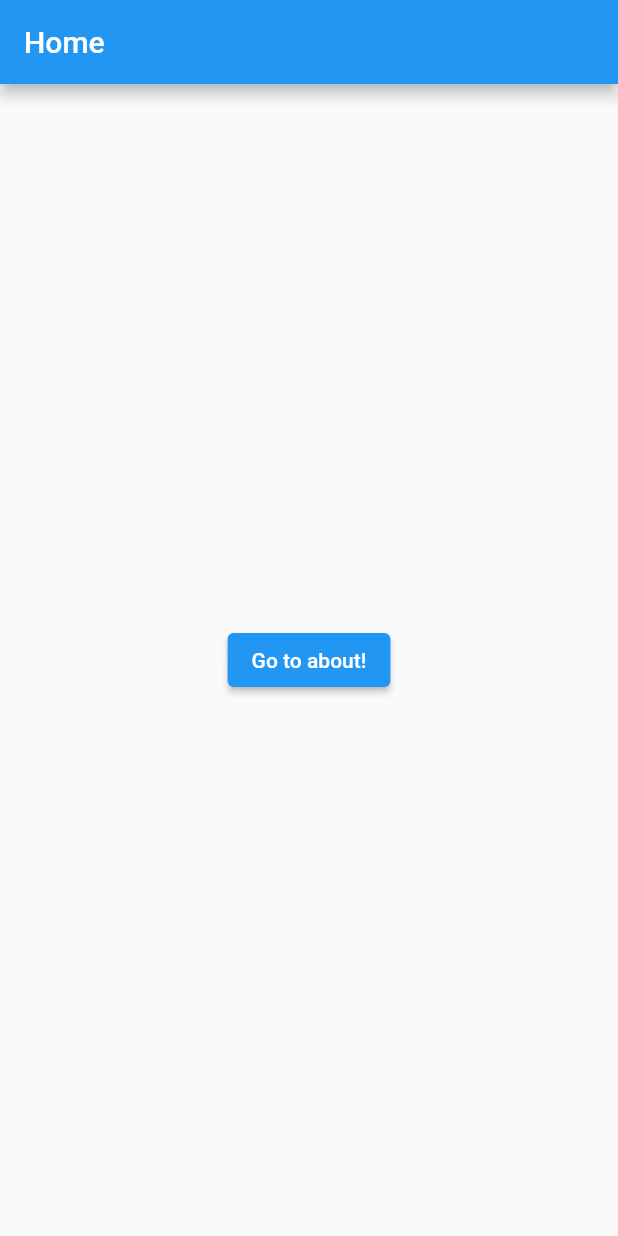
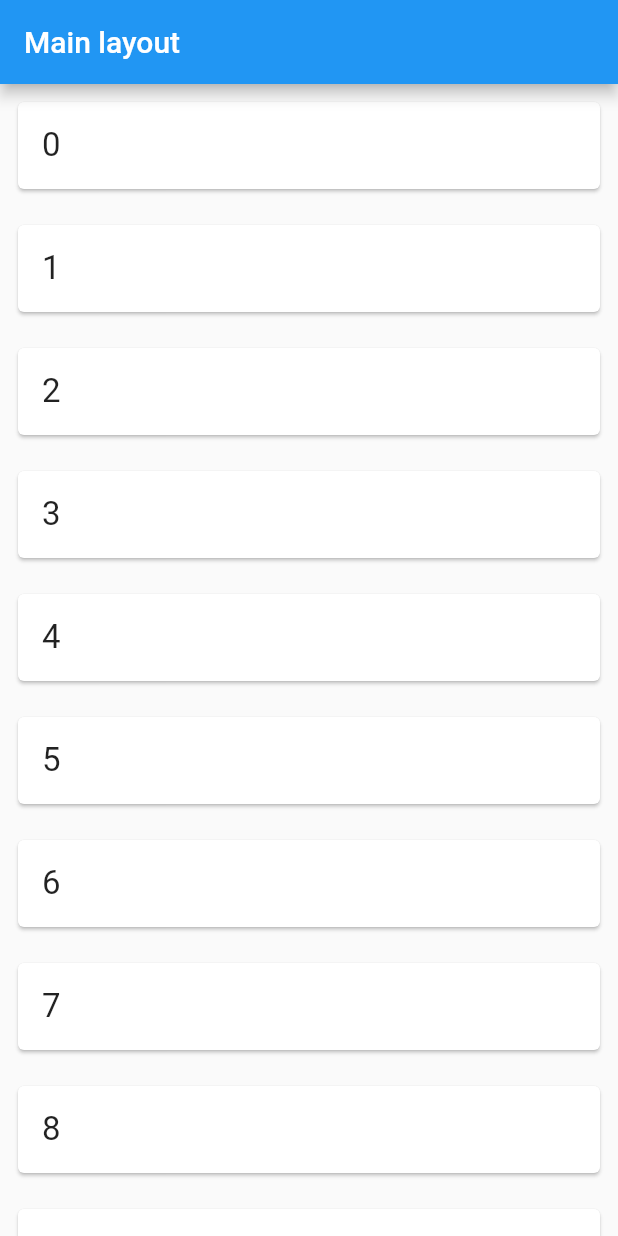
Before and after one commit to aeros281/v_voz, a Flutter app: the screen it shows after launch, on a phone screen of 412 x 824 dp. Run offline on Flutter 3.47's test engine with Material 2 defaults, Android fonts, the light colour scheme and no system bars.

Commit message:
Test with responsive layout

```diff
--- a/lib/home/screens/home.dart
+++ b/lib/home/screens/home.dart
@@ -1,3 +1,6 @@
+import 'package:f_voz/home/widgets/main_layout.dart';
+import 'package:f_voz/home/widgets/thread.dart';
+import 'package:f_voz/shared/widgets/list_widget.dart';
 import 'package:flutter/material.dart';
 
 class HomePage extends StatelessWidget {
@@ -5,14 +8,6 @@ class HomePage extends StatelessWidget {
 
   @override
   Widget build(BuildContext context) {
-    return Scaffold(
-        appBar: AppBar(title: const Text('Home')),
-        body: Center(
-          child: ElevatedButton(
-              onPressed: () {
-                Navigator.pushNamed(context, '/about');
-              },
-              child: const Text('Go to about!')),
-        ));
+    return MainLayout();
   }
 }
--- /dev/null
+++ b/lib/home/widgets/main_layout.dart
@@ -0,0 +1,43 @@
+import 'package:f_voz/home/widgets/thread.dart';
+import 'package:f_voz/shared/widgets/list_widget.dart';
+import 'package:flutter/material.dart';
+import 'package:flutter/widgets.dart';
+
+class MainLayout extends StatefulWidget {
+  @override
+  State<MainLayout> createState() => _MainLayoutState();
+}
+
+class _MainLayoutState extends State<MainLayout> {
+  var selectedValue = 0;
+  var isLargeScreen = false;
+
+  @override
+  Widget build(BuildContext context) {
+    return Scaffold(
+      appBar: AppBar(title: const Text('Main layout')),
+      body: OrientationBuilder(builder: ((context, orientation) {
+        isLargeScreen = MediaQuery.of(context).size.width > 600;
+
+        return Row(
+          children: [
+            Expanded(
+                child: ListWidget(10, (value) {
+              if (isLargeScreen) {
+                selectedValue = value;
+                setState(() {});
+              } else {
+                Navigator.push(context, MaterialPageRoute(builder: ((context) {
+                  return ThreadWidget(value);
+                })));
+              }
+            })),
+            isLargeScreen
+                ? Expanded(child: ThreadWidget(selectedValue))
+                : Container(),
+          ],
+        );
+      })),
+    );
+  }
+}
--- /dev/null
+++ b/lib/shared/widgets/list_widget.dart
@@ -0,0 +1,42 @@
+import 'package:flutter/material.dart';
+
+typedef Null ItemSelectedCallback(int value);
+
+class ListWidget extends StatefulWidget {
+  final int count;
+  final ItemSelectedCallback onItemSelected;
+
+  ListWidget(
+    this.count,
+    this.onItemSelected,
+  );
+
+  @override
+  State<ListWidget> createState() => _ListWidgetState();
+}
+
+class _ListWidgetState extends State<ListWidget> {
+  @override
+  Widget build(BuildContext context) {
+    return ListView.builder(
+        itemCount: widget.count,
+        itemBuilder: (context, position) {
+          return Padding(
+            padding: const EdgeInsets.all(8.0),
+            child: Card(
+              child: InkWell(
+                onTap: () {
+                  widget.onItemSelected(position);
+                },
+                child: Padding(
+                    padding: const EdgeInsets.all(16.0),
+                    child: Text(
+                      position.toString(),
+                      style: const TextStyle(fontSize: 22.0),
+                    )),
+              ),
+            ),
+          );
+        });
+  }
+}
```
Also changed, not shown: lib/home/widgets/thread.dart (added, +30 -0 lines).
